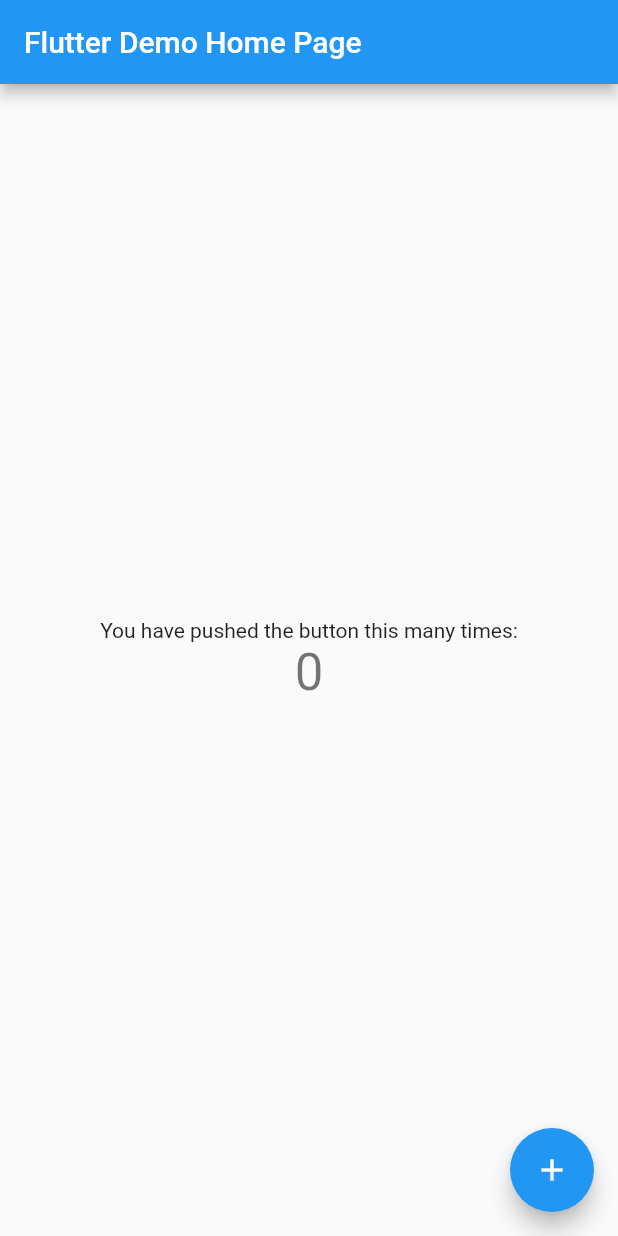
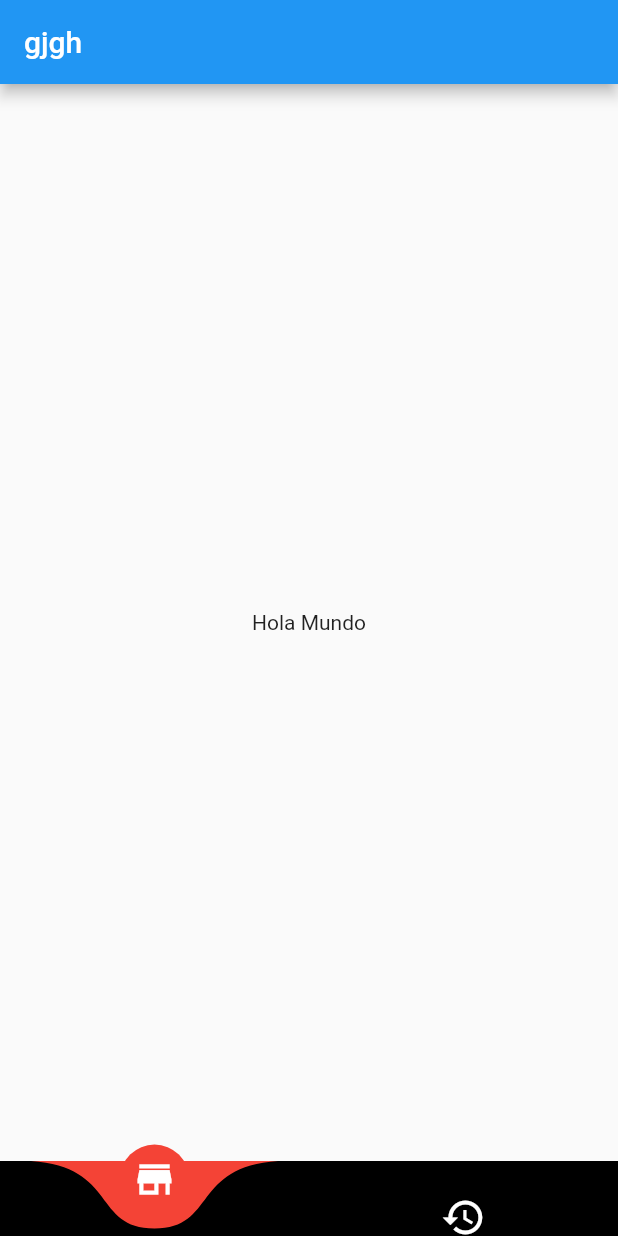
Before and after one commit to josuevargassosa/AppNovedadesCarmita, a Flutter app: the screen it shows after launch, on a phone screen of 412 x 824 dp. Run offline on Flutter 3.47's test engine with Material 2 defaults, Android fonts, the phone set to English and light mode, and no system bars; drawn by our look-alikes of curved_navigation_bar; our stand-ins replace get.

Commit message:
[CREATE] TABS, TOOLBAR, HOME

```diff
--- a/lib/main.dart
+++ b/lib/main.dart
@@ -1,117 +1,36 @@
+import 'package:Novedades/modules/Navegacion_tabs/tabs/tabs_binding.dart';
+import 'package:Novedades/modules/Navegacion_tabs/tabs/tabs_page.dart';
 import 'package:flutter/material.dart';
+import 'package:flutter/services.dart';
+import 'package:get/get.dart';
 
-void main() {
-  runApp(MyApp());
+Future<void> main() async {
+  WidgetsFlutterBinding.ensureInitialized();
+  runApp(NovedadesCarmita());
+  SystemChrome.setSystemUIOverlayStyle(
+      SystemUiOverlayStyle(statusBarColor: Color.fromRGBO(3, 25, 68, 0.9)));
 }
 
-class MyApp extends StatelessWidget {
-  // This widget is the root of your application.
+class NovedadesCarmita extends StatelessWidget {
   @override
   Widget build(BuildContext context) {
-    return MaterialApp(
-      title: 'Flutter Demo',
+    return GetMaterialApp(
+      supportedLocales: [
+        const Locale('en', 'US'), // English, no country code
+        const Locale('es', 'ES'), // Arabic, no country code
+        const Locale.fromSubtags(
+            languageCode: 'zh'), // Chinese *See Advanced Locales below*
+        // ... other locales the app supports
+      ],
       theme: ThemeData(
-        // This is the theme of your application.
-        //
-        // Try running your application with "flutter run". You'll see the
-        // application has a blue toolbar. Then, without quitting the app, try
-        // changing the primarySwatch below to Colors.green and then invoke
-        // "hot reload" (press "r" in the console where you ran "flutter run",
-        // or simply save your changes to "hot reload" in a Flutter IDE).
-        // Notice that the counter didn't reset back to zero; the application
-        // is not restarted.
-        primarySwatch: Colors.blue,
-        // This makes the visual density adapt to the platform that you run
-        // the app on. For desktop platforms, the controls will be smaller and
-        // closer together (more dense) than on mobile platforms.
-        visualDensity: VisualDensity.adaptivePlatformDensity,
-      ),
-      home: MyHomePage(title: 'Flutter Demo Home Page'),
+          primaryIconTheme: IconThemeData(
+        color: Colors.white,
+      )),
+      debugShowCheckedModeBanner: false,
+      title: 'Novedades Carmita',
+      home: TabsPage(),
+      initialBinding: TabsBinding(),
+      // getPages: AppPages.pages,
     );
   }
 }
-
-class MyHomePage extends StatefulWidget {
-  MyHomePage({Key key, this.title}) : super(key: key);
-
-  // This widget is the home page of your application. It is stateful, meaning
-  // that it has a State object (defined below) that contains fields that affect
-  // how it looks.
-
-  // This class is the configuration for the state. It holds the values (in this
-  // case the title) provided by the parent (in this case the App widget) and
-  // used by the build method of the State. Fields in a Widget subclass are
-  // always marked "final".
-
-  final String title;
-
-  @override
-  _MyHomePageState createState() => _MyHomePageState();
-}
-
-class _MyHomePageState extends State<MyHomePage> {
-  int _counter = 0;
-
-  void _incrementCounter() {
-    setState(() {
-      // This call to setState tells the Flutter framework that something has
-      // changed in this State, which causes it to rerun the build method below
-      // so that the display can reflect the updated values. If we changed
-      // _counter without calling setState(), then the build method would not be
-      // called again, and so nothing would appear to happen.
-      _counter++;
-    });
-  }
-
-  @override
-  Widget build(BuildContext context) {
-    // This method is rerun every time setState is called, for instance as done
-    // by the _incrementCounter method above.
-    //
-    // The Flutter framework has been optimized to make rerunning build methods
-    // fast, so that you can just rebuild anything that needs updating rather
-    // than having to individually change instances of widgets.
-    return Scaffold(
-      appBar: AppBar(
-        // Here we take the value from the MyHomePage object that was created by
-        // the App.build method, and use it to set our appbar title.
-        title: Text(widget.title),
-      ),
-      body: Center(
-        // Center is a layout widget. It takes a single child and positions it
-        // in the middle of the parent.
-        child: Column(
-          // Column is also a layout widget. It takes a list of children and
-          // arranges them vertically. By default, it sizes itself to fit its
-          // children horizontally, and tries to be as tall as its parent.
-          //
-          // Invoke "debug painting" (press "p" in the console, choose the
-          // "Toggle Debug Paint" action from the Flutter Inspector in Android
-          // Studio, or the "Toggle Debug Paint" command in Visual Studio Code)
-          // to see the wireframe for each widget.
-          //
-          // Column has various properties to control how it sizes itself and
-          // how it positions its children. Here we use mainAxisAlignment to
-          // center the children vertically; the main axis here is the vertical
-          // axis because Columns are vertical (the cross axis would be
-          // horizontal).
-          mainAxisAlignment: MainAxisAlignment.center,
-          children: <Widget>[
-            Text(
-              'You have pushed the button this many times:',
-            ),
-            Text(
-              '$_counter',
-              style: Theme.of(context).textTheme.headline4,
-            ),
-          ],
-        ),
-      ),
-      floatingActionButton: FloatingActionButton(
-        onPressed: _incrementCounter,
-        tooltip: 'Increment',
-        child: Icon(Icons.add),
-      ), // This trailing comma makes auto-formatting nicer for build methods.
-    );
-  }
-}
--- /dev/null
+++ b/lib/modules/Navegacion_tabs/inicio/inicio.binding.dart
@@ -0,0 +1,10 @@
+import 'package:get/get.dart';
+
+import 'inicio_controller.dart';
+
+class HomeBinding extends Bindings {
+  @override
+  void dependencies() {
+    Get.lazyPut(() => InicioController());
+  }
+}
--- /dev/null
+++ b/lib/modules/Navegacion_tabs/inicio/inicio_controller.dart
@@ -0,0 +1,8 @@
+import 'package:get/get.dart';
+
+class InicioController extends GetxController {
+  @override
+  void onInit() {
+    super.onInit();
+  }
+}
--- /dev/null
+++ b/lib/modules/Navegacion_tabs/inicio/inicio_page.dart
@@ -0,0 +1,18 @@
+import 'package:flutter/material.dart';
+import 'package:get/state_manager.dart';
+
+import 'inicio_controller.dart';
+
+class InicioPage extends GetWidget<InicioController> {
+  @override
+  Widget build(BuildContext context) {
+    return Scaffold(
+      appBar: AppBar(title: Text("gjgh")),
+      body: Center(
+        child: Text("Hola Mundo"),
+      ),
+    );
+  }
+}
+
+class HexColor {}
--- /dev/null
+++ b/lib/modules/Navegacion_tabs/tabs/tabs_binding.dart
@@ -0,0 +1,14 @@
+import 'package:Novedades/modules/Navegacion_tabs/inicio/inicio_controller.dart';
+import 'package:get/get.dart';
+
+import 'tabs_controller.dart';
+
+class TabsBinding extends Bindings {
+  @override
+  void dependencies() {
+    Get.lazyPut(() => TabsController());
+    Get.lazyPut(() => InicioController());
+    // Get.lazyPut(() => TarjetaController());
+    // Get.lazyPut(() => PromocionController());
+  }
+}
--- /dev/null
+++ b/lib/modules/Navegacion_tabs/tabs/tabs_controller.dart
@@ -0,0 +1,5 @@
+import 'package:get/get.dart';
+
+class TabsController extends GetxController {
+  var selectedIndex = 0.obs;
+}
--- /dev/null
+++ b/lib/modules/Navegacion_tabs/tabs/tabs_page.dart
@@ -0,0 +1,58 @@
+import 'package:Novedades/modules/Navegacion_tabs/inicio/inicio_page.dart';
+import 'package:flutter/material.dart';
+import 'package:curved_navigation_bar/curved_navigation_bar.dart';
+import 'package:get/get.dart';
+import 'package:get/get_state_manager/get_state_manager.dart';
+
+import 'tabs_controller.dart';
+
+class TabsPage extends GetWidget<TabsController> {
+  GlobalKey _bottomNavigationKey = GlobalKey();
+
+  @override
+  Widget build(BuildContext context) {
+    return Scaffold(
+      bottomNavigationBar: CurvedNavigationBar(
+        key: _bottomNavigationKey,
+        index: 0,
+        height: 50.0,
+        items: [
+          Icon(
+            Icons.store,
+            size: 30,
+            color: Colors.white,
+          ),
+          Icon(
+            Icons.history,
+            size: 30,
+            color: Colors.white,
+          ),
+          // Icon(
+          //   Icons.credit_card,
+          //   size: 30,
+          //   color: Colors.white,
+          // ),
+        ],
+        // color: Color.fromRGBO(229, 9, 127, 20),
+        color: Colors.black,
+        buttonBackgroundColor: Colors.red,
+        backgroundColor: Colors.red,
+        animationCurve: Curves.easeInOut,
+        animationDuration: Duration(milliseconds: 600),
+        onTap: (index) => {
+          print(controller.selectedIndex.value),
+          controller.selectedIndex.value = index
+        },
+        letIndexChange: (index) => true,
+      ),
+      body: Obx(() => IndexedStack(
+            index: controller.selectedIndex.value,
+            children: [
+              InicioPage(),
+              // PromocionPage(),
+              // TarjetaPage()
+            ],
+          )),
+    );
+  }
+}
--- a/pubspec.yaml
+++ b/pubspec.yaml
@@ -1,4 +1,4 @@
-name: Novedades Carmita
+name: Novedades
 description: A new Flutter project.
 
 # The following line prevents the package from being accidentally published to
@@ -21,6 +21,7 @@ environment:
   sdk: ">=2.7.0 <3.0.0"
 
 dependencies:
+  get: ^4.1.4
   flutter:
     sdk: flutter
 
@@ -30,6 +31,8 @@ dependencies:
   cupertino_icons: ^1.0.0
 
 dev_dependencies:
+  hexcolor: ^2.0.3
+  curved_navigation_bar: ^0.3.7
   flutter_test:
     sdk: flutter
 
```
Also changed, not shown: pubspec.lock, 10 other files.
